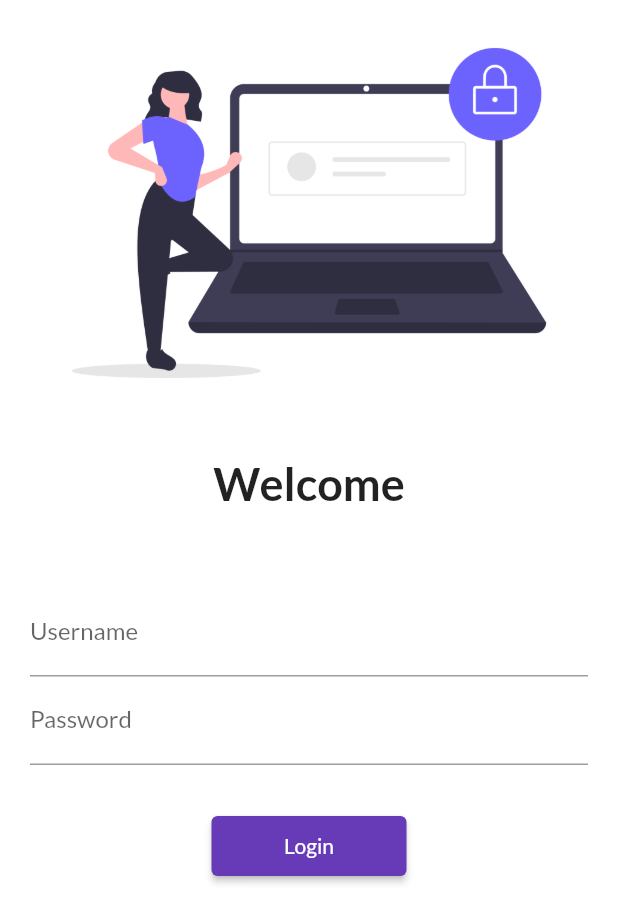
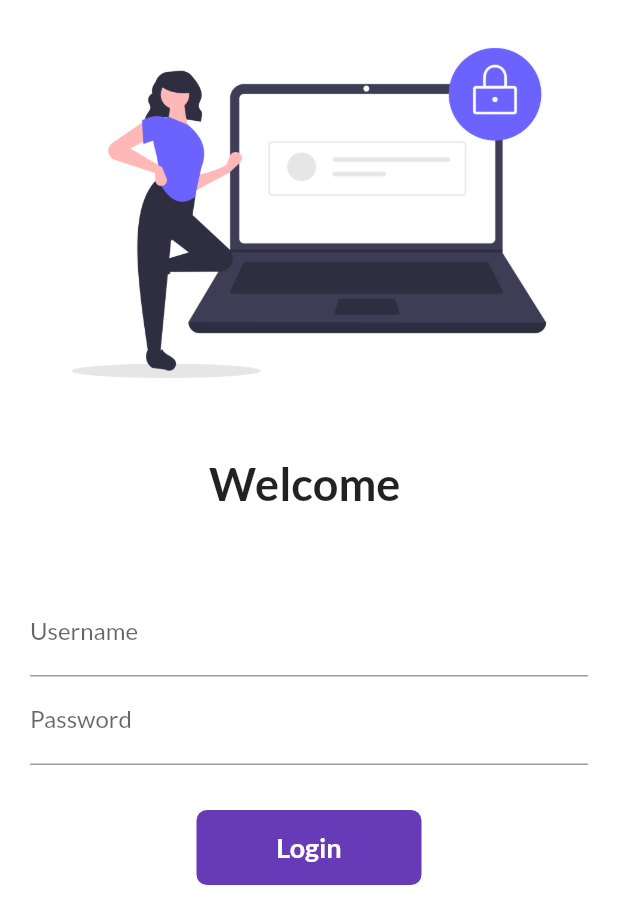
Before and after one commit to sohag1998/30daysofflutter, a Flutter app: the screen it shows after launch, on a phone screen of 412 x 824 dp. Shown: the top 924 px of the screen. Run offline on Flutter 3.47's test engine with Material 2 defaults, Android fonts, the light colour scheme and no system bars; our stand-ins replace google_fonts.

Commit message:
Day 6 Completed

```diff
--- a/lib/pages/login_page.dart
+++ b/lib/pages/login_page.dart
@@ -4,9 +4,17 @@ import 'package:dream/utils/routes.dart';
 import 'package:flutter/cupertino.dart';
 import 'package:flutter/material.dart';
 
-class LoginPage extends StatelessWidget {
+class LoginPage extends StatefulWidget {
   const LoginPage({Key? key}) : super(key: key);
 
+  @override
+  State<LoginPage> createState() => _LoginPageState();
+}
+
+class _LoginPageState extends State<LoginPage> {
+  String name = "";
+  String password = "";
+  bool onChange = false;
   @override
   Widget build(BuildContext context) {
     return Material(
@@ -22,7 +30,7 @@ class LoginPage extends StatelessWidget {
               height: 20,
             ),
             Text(
-              "Welcome",
+              "Welcome $name",
               style: TextStyle(
                 fontSize: 30,
                 fontWeight: FontWeight.bold,
@@ -40,6 +48,10 @@ class LoginPage extends StatelessWidget {
                       hintText: "Enter username",
                       labelText: "Username",
                     ),
+                    onChanged: (value) {
+                      name = value;
+                      setState(() {});
+                    },
                   ),
                   TextFormField(
                     obscureText: true,
@@ -51,15 +63,50 @@ class LoginPage extends StatelessWidget {
                   SizedBox(
                     height: 30,
                   ),
-                  ElevatedButton(
-                    style: TextButton.styleFrom(
-                      minimumSize: Size(130, 40),
-                    ),
-                    child: Text("Login"),
-                    onPressed: () {
+                  InkWell(
+                    onTap: () async {
+                      setState(() {
+                        onChange = true;
+                      });
+                      await Future.delayed(Duration(seconds: 1));
+                      // ignore: use_build_context_synchronously
                       Navigator.pushNamed(context, MyRoutes.homeRoute);
                     },
-                  ),
+                    child: AnimatedContainer(
+                      width: onChange ? 65 : 150,
+                      height: onChange ? 65 : 50,
+                      duration: Duration(seconds: 1),
+                      decoration: BoxDecoration(
+                        color: Colors.deepPurple,
+                        borderRadius: BorderRadius.circular(onChange ? 65 : 7),
+                      ),
+                      alignment: Alignment.center,
+                      child: onChange
+                          ? Icon(
+                              Icons.done,
+                              color: Colors.white,
+                            )
+                          : Text(
+                              "Login",
+                              style: TextStyle(
+                                fontSize: 18,
+                                fontWeight: FontWeight.bold,
+                                color: Colors.white,
+                              ),
+                            ),
+                    ),
+                  )
+                  // ElevatedButton(
+                  //   style: TextButton.styleFrom(
+                  //     minimumSize: Size(130, 40),
+                  //   ),
+                  //   child: Text("Login"),
+                  //   onPressed: () {
+                  //     if (name == "sohag" && password == "sohag") {
+                  //       Navigator.pushNamed(context, MyRoutes.homeRoute);
+                  //     }
+                  //   },
+                  // ),
                 ],
               ),
             )
```
